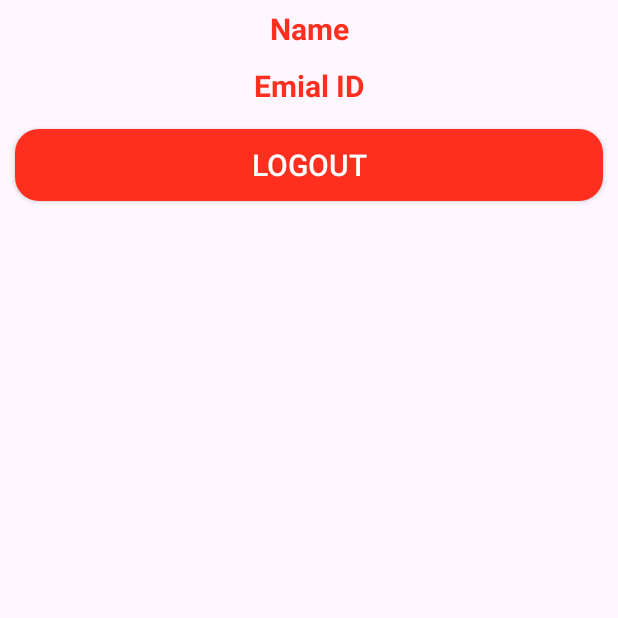
After one commit to gayatrikantule975/ambutrackerapplication, an Android app: the UserHomActivity screen opened directly, with no data from a screen before it, on a phone screen of 412 x 824 dp, the top half of it. The commit adds this screen. Run offline under Robolectric (Android 15) with nearby library versions, the phone set to English and light mode, and no system bars; Roboto replaces fonts that are not available here.

Commit message:
I added one button in activity_userlogin.xml In UserLoginActivity code for signinwith google Then create one UserHomActivity.java and add 2 textview and 1 button for getting name,email id and logout

```diff
--- a/app/build.gradle.kts
+++ b/app/build.gradle.kts
@@ -44,4 +44,5 @@ dependencies {
     androidTestImplementation(libs.espresso.core)
     implementation(platform("com.google.firebase:firebase-bom:33.2.0"))
     implementation ("com.loopj.android:android-async-http:1.4.11")
+    implementation ("com.google.android.gms:play-services-auth:21.2.0")
 }
--- a/app/src/main/AndroidManifest.xml
+++ b/app/src/main/AndroidManifest.xml
@@ -15,6 +15,12 @@
         android:supportsRtl="true"
         android:theme="@style/Theme.Ambutrackapplication"
         tools:targetApi="31">
+        <activity
+            android:name=".UserHomActivity"
+            android:exported="false" />
+        <activity
+            android:name=".HomeActivity"
+            android:exported="false" />
         <activity
             android:name=".UserHomeActivity"
             android:exported="false" />
--- /dev/null
+++ b/app/src/main/java/com/example/ambutrackapplication/UserHomActivity.java
@@ -0,0 +1,60 @@
+package com.example.ambutrackapplication;
+
+import android.content.Intent;
+import android.os.Bundle;
+import android.view.View;
+import android.widget.TextView;
+
+import androidx.activity.EdgeToEdge;
+import androidx.annotation.NonNull;
+import androidx.appcompat.app.AppCompatActivity;
+import androidx.appcompat.widget.AppCompatButton;
+import androidx.core.graphics.Insets;
+import androidx.core.view.ViewCompat;
+import androidx.core.view.WindowInsetsCompat;
+
+import com.google.android.gms.auth.api.signin.GoogleSignIn;
+import com.google.android.gms.auth.api.signin.GoogleSignInAccount;
+import com.google.android.gms.auth.api.signin.GoogleSignInClient;
+import com.google.android.gms.auth.api.signin.GoogleSignInOptions;
+import com.google.android.gms.tasks.OnCompleteListener;
+import com.google.android.gms.tasks.Task;
+
+public class UserHomActivity extends AppCompatActivity {
+    TextView tvEmailName,tvEmailId;
+    AppCompatButton btnSignOut;
+    GoogleSignInOptions googleSignInOptions;
+    GoogleSignInClient googleSignInClient;
+    @Override
+    protected void onCreate(Bundle savedInstanceState) {
+        super.onCreate(savedInstanceState);
+        setContentView(R.layout.activity_user_hom);
+        tvEmailName=findViewById(R.id.tvHomeName);
+        tvEmailId=findViewById(R.id.tvHomeEmail);
+        btnSignOut=findViewById(R.id.btnLoginWithgoogleLogout);
+        googleSignInOptions=new GoogleSignInOptions.Builder(GoogleSignInOptions.DEFAULT_SIGN_IN).requestEmail().build();
+        googleSignInClient= GoogleSignIn.getClient(UserHomActivity.this,googleSignInOptions);
+        GoogleSignInAccount googleSignInAccount=GoogleSignIn.getLastSignedInAccount(this);
+        if(googleSignInAccount!=null)
+        {
+            String name=googleSignInAccount.getDisplayName();
+            String email=googleSignInAccount.getEmail();
+            tvEmailName.setText(name);
+            tvEmailId.setText(email);
+            btnSignOut.setOnClickListener(new View.OnClickListener() {
+                @Override
+                public void onClick(View v) {
+                    googleSignInClient.signOut().addOnCompleteListener(new OnCompleteListener<Void>() {
+                        @Override
+                        public void onComplete(@NonNull Task<Void> task) {
+                            Intent intent=new Intent(UserHomActivity.this,UserLoginActivity.class);
+                            startActivity(intent);
+                            finish();
+                        }
+                    });
+                }
+            });
+        }
+
+    }
+}
--- /dev/null
+++ b/app/src/main/res/layout/activity_user_hom.xml
@@ -0,0 +1,44 @@
+<?xml version="1.0" encoding="utf-8"?>
+<LinearLayout xmlns:android="http://schemas.android.com/apk/res/android"
+    xmlns:app="http://schemas.android.com/apk/res-auto"
+    xmlns:tools="http://schemas.android.com/tools"
+    android:id="@+id/main"
+    android:layout_width="match_parent"
+    android:layout_height="match_parent"
+    tools:context=".UserHomActivity"
+    android:orientation="vertical">
+    <TextView
+        android:id="@+id/tvHomeName"
+        android:layout_width="match_parent"
+        android:layout_height="wrap_content"
+        android:layout_below="@+id/ivLoginLogo"
+        android:layout_marginTop="5sp"
+        android:text="Name"
+        android:textAlignment="center"
+        android:textColor="@color/red"
+        android:textSize="20sp"
+        android:textStyle="bold"
+        android:layout_margin="5sp"/>
+    <TextView
+        android:id="@+id/tvHomeEmail"
+        android:layout_width="match_parent"
+        android:layout_height="wrap_content"
+        android:layout_below="@+id/ivLoginLogo"
+        android:layout_marginTop="5sp"
+        android:text="Emial ID"
+        android:textAlignment="center"
+        android:textColor="@color/red"
+        android:textSize="20sp"
+        android:textStyle="bold"
+        android:layout_margin="5sp"/>
+    <androidx.appcompat.widget.AppCompatButton
+        android:id="@+id/btnLoginWithgoogleLogout"
+        android:layout_width="match_parent"
+        android:layout_height="wrap_content"
+        android:layout_margin="10sp"
+        android:layout_marginTop="10sp"
+        android:background="@drawable/btnbackground"
+        android:text="Logout"
+        android:textColor="@color/white"
+        android:textSize="20sp" />
+</LinearLayout>
```
Also changed, not shown: app/src/main/java/com/example/ambutrackapplication/UserLoginActivity.java (+45 -1 lines), app/src/main/res/layout/activity_userlogin.xml (+12 -1 lines).
